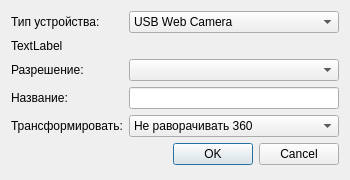
MikhailBersenev/BuksanSpy, file src/ui/CAddDevice.ui: the form before one commit.
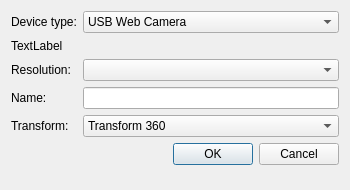
The form after the commit.

```diff
--- a/src/ui/CAddDevice.ui
+++ b/src/ui/CAddDevice.ui
@@ -7,7 +7,7 @@
     <x>0</x>
     <y>0</y>
     <width>350</width>
-    <height>180</height>
+    <height>190</height>
    </rect>
   </property>
   <property name="windowTitle">
@@ -17,7 +17,7 @@
    <item row="0" column="0">
     <widget class="QLabel" name="DeviceType_Label">
      <property name="text">
-      <string>Тип устройства:</string>
+      <string>Device type:</string>
      </property>
     </widget>
    </item>
@@ -34,7 +34,7 @@
    <item row="2" column="0">
     <widget class="QLabel" name="Resolution_Label">
      <property name="text">
-      <string>Разрешение:</string>
+      <string>Resolution:</string>
      </property>
     </widget>
    </item>
@@ -69,7 +69,7 @@
     <widget class="QComboBox" name="Transform_ComboBox">
      <item>
       <property name="text">
-       <string>Не раворачивать 360</string>
+       <string>Transform 360</string>
       </property>
      </item>
      <item>
@@ -82,7 +82,7 @@
    <item row="4" column="0">
     <widget class="QLabel" name="Transform_Label">
      <property name="text">
-      <string>Трансформировать:</string>
+      <string>Transform:</string>
      </property>
     </widget>
    </item>
@@ -92,7 +92,7 @@
    <item row="3" column="0">
     <widget class="QLabel" name="Caption_Label">
      <property name="text">
-      <string>Название:</string>
+      <string>Name:</string>
      </property>
     </widget>
    </item>
```
Left out of the diff: 43 changed lines with no effect on the pictures.
